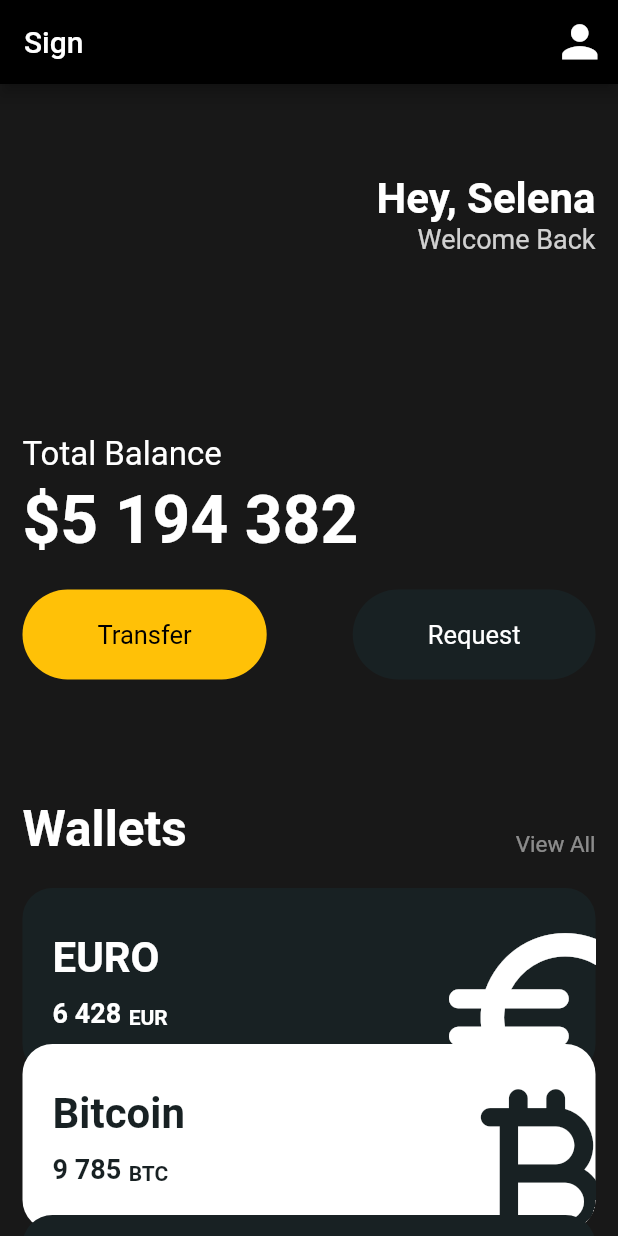
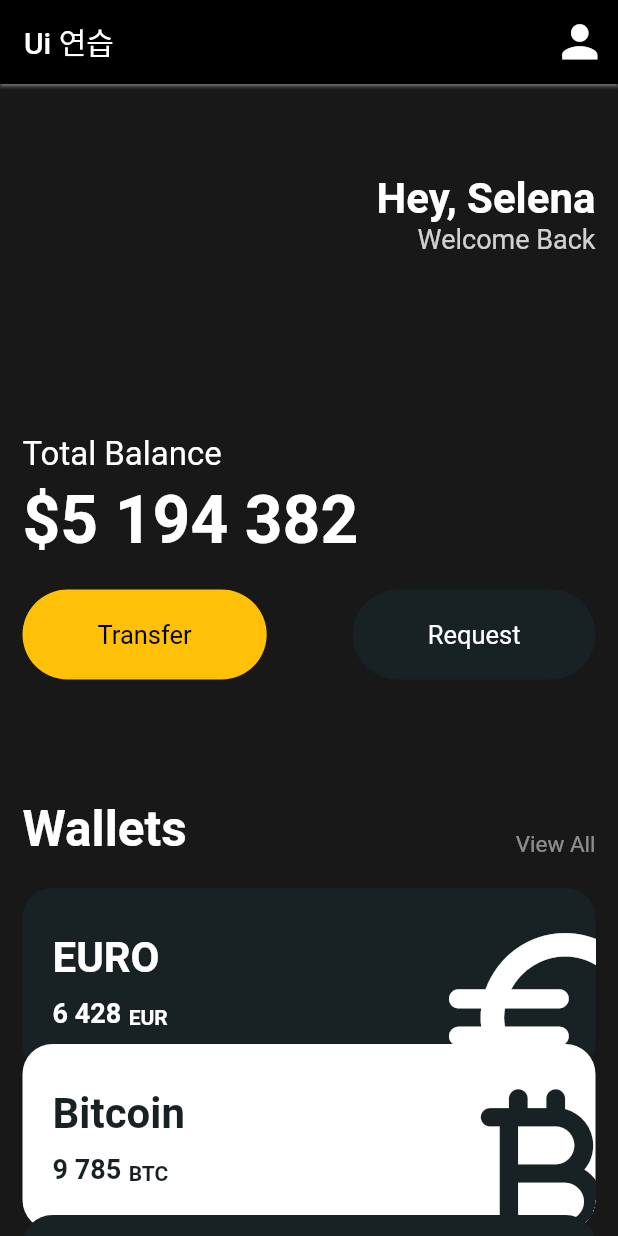
Before and after one commit to coddy083/flutter_ui_prac, a Flutter app: the screen it shows after launch, on a phone screen of 412 x 824 dp. Run offline on Flutter 3.47's test engine with Material 2 defaults, Android fonts, the phone set to English and light mode, and no system bars.

Commit message:
fix ui연습

```diff
--- a/lib/main.dart
+++ b/lib/main.dart
@@ -19,7 +19,9 @@ class MyApp extends StatelessWidget {
       home: Scaffold(
         backgroundColor: const Color(0xFF181818),
         appBar: AppBar(
-          title: const Text('Sign'),
+          title: const Text('Ui 연습'),
+          elevation: 1,
+          shadowColor: Colors.white,
           actions: [
             IconButton(
               icon: const Icon(Icons.person),
```
